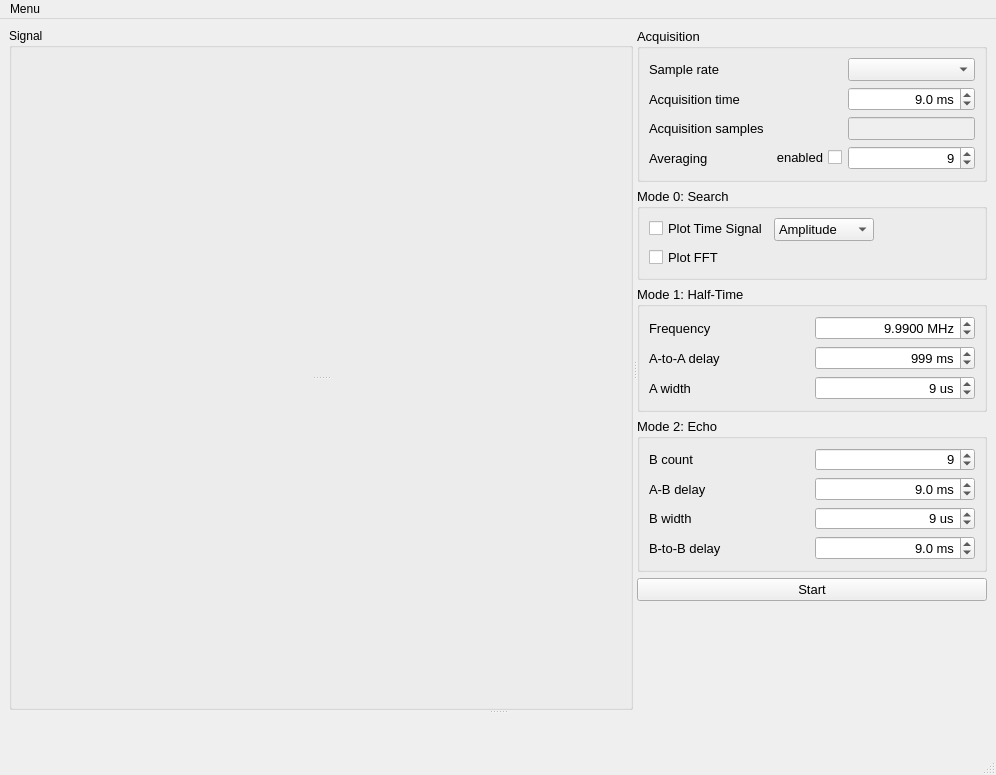
knifter/pulsednmr, file NMRClient/mainwindow.ui: the form before one commit.
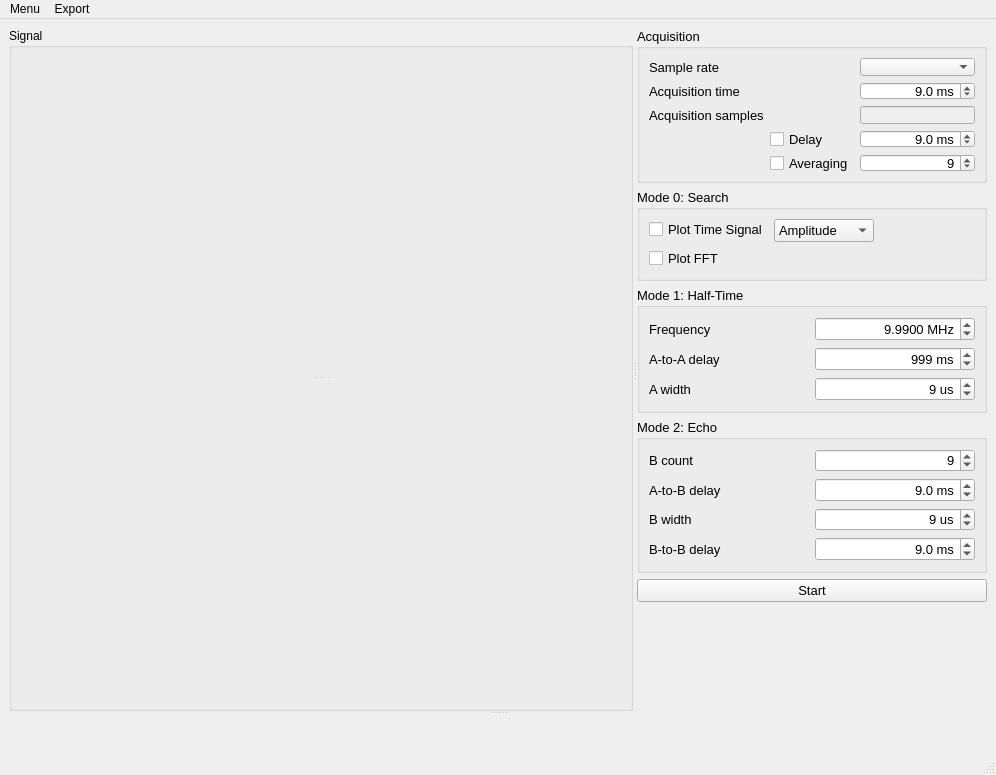
The form after the commit. Custom widgets are drawn as their Qt base class.

Commit message: [ADD] Acquisition Delay [ADD] keep-alive command implemented (not used) [FIX] Removed \n at end of log lines [CHG] CamelCase method names in Plotwidgets [DEL] Removed mode_1,2,3 in mainwindow.py [ADD] Implemented Disconnect and fixed retry connecting [FIX] Lots of fixes in PlotWidgets, methods, calculators, rescale, Q-data [FIX] HDL: negative sine - > sine in Rx

```diff
--- a/NMRClient/mainwindow.ui
+++ b/NMRClient/mainwindow.ui
@@ -34,9 +34,39 @@
         <property name="title">
          <string>Signal</string>
         </property>
+        <property name="flat">
+         <bool>false</bool>
+        </property>
+        <property name="checkable">
+         <bool>false</bool>
+        </property>
         <layout class="QVBoxLayout" name="verticalLayout">
+         <property name="spacing">
+          <number>2</number>
+         </property>
+         <property name="leftMargin">
+          <number>0</number>
+         </property>
+         <property name="topMargin">
+          <number>0</number>
+         </property>
+         <property name="rightMargin">
+          <number>0</number>
+         </property>
+         <property name="bottomMargin">
+          <number>0</number>
+         </property>
          <item>
           <widget class="QSplitter" name="splitter">
+           <property name="frameShape">
+            <enum>QFrame::NoFrame</enum>
+           </property>
+           <property name="frameShadow">
+            <enum>QFrame::Plain</enum>
+           </property>
+           <property name="lineWidth">
+            <number>0</number>
+           </property>
            <property name="orientation">
             <enum>Qt::Vertical</enum>
            </property>
@@ -122,13 +152,6 @@
             <item row="1" column="2">
              <widget class="QComboBox" name="rateValue"/>
             </item>
-            <item row="5" column="0">
-             <widget class="QLabel" name="rxSamplesLabel">
-              <property name="text">
-               <string>Acquisition samples</string>
-              </property>
-             </widget>
-            </item>
             <item row="1" column="0" colspan="2">
              <widget class="QLabel" name="rateLabel">
               <property name="text">
@@ -136,7 +159,7 @@
               </property>
              </widget>
             </item>
-            <item row="6" column="2">
+            <item row="8" column="2">
              <widget class="QDoubleSpinBox" name="averageValue">
               <property name="alignment">
                <set>Qt::AlignRight|Qt::AlignTrailing|Qt::AlignVCenter</set>
@@ -164,20 +187,10 @@
               </property>
              </widget>
             </item>
-            <item row="6" column="0">
-             <widget class="QLabel" name="averageLabel">
+            <item row="5" column="0">
+             <widget class="QLabel" name="rxSamplesLabel">
               <property name="text">
-               <string>Averaging</string>
-              </property>
-             </widget>
-            </item>
-            <item row="6" column="1">
-             <widget class="QCheckBox" name="averageCheck">
-              <property name="layoutDirection">
-               <enum>Qt::RightToLeft</enum>
-              </property>
-              <property name="text">
-               <string>enabled</string>
+               <string>Acquisition samples</string>
               </property>
              </widget>
             </item>
@@ -222,6 +235,48 @@
               </property>
              </widget>
             </item>
+            <item row="6" column="2">
+             <widget class="QDoubleSpinBox" name="rxDelayValue">
+              <property name="alignment">
+               <set>Qt::AlignRight|Qt::AlignTrailing|Qt::AlignVCenter</set>
+              </property>
+              <property name="suffix">
+               <string> ms</string>
+              </property>
+              <property name="decimals">
+               <number>1</number>
+              </property>
+              <property name="maximum">
+               <double>5000.000000000000000</double>
+              </property>
+              <property name="singleStep">
+               <double>0.100000000000000</double>
+              </property>
+              <property name="value">
+               <double>9.000000000000000</double>
+              </property>
+             </widget>
+            </item>
+            <item row="8" column="1">
+             <widget class="QCheckBox" name="averageCheck">
+              <property name="layoutDirection">
+               <enum>Qt::LeftToRight</enum>
+              </property>
+              <property name="text">
+               <string>Averaging</string>
+              </property>
+             </widget>
+            </item>
+            <item row="6" column="1">
+             <widget class="QCheckBox" name="rxDelayCheck">
+              <property name="layoutDirection">
+               <enum>Qt::LeftToRight</enum>
+              </property>
+              <property name="text">
+               <string>Delay</string>
+              </property>
+             </widget>
+            </item>
            </layout>
           </widget>
          </item>
@@ -265,7 +320,7 @@
               </item>
               <item>
                <property name="text">
-                <string>I+Q</string>
+                <string>Q-Phase</string>
                </property>
               </item>
              </widget>
@@ -397,7 +452,7 @@
             <item row="2" column="0">
              <widget class="QLabel" name="abdelayLabel">
               <property name="text">
-               <string>A-B delay</string>
+               <string>A-to-B delay</string>
               </property>
              </widget>
             </item>
@@ -567,10 +622,19 @@
      <string>Menu</string>
     </property>
     <addaction name="menuConnect"/>
+    <addaction name="actionDisconnect"/>
     <addaction name="separator"/>
     <addaction name="menuExit"/>
    </widget>
+   <widget class="QMenu" name="menuExport">
+    <property name="title">
+     <string>Export</string>
+    </property>
+    <addaction name="actionExportTimeData"/>
+    <addaction name="actionExportFreqData"/>
+   </widget>
    <addaction name="menuFile"/>
+   <addaction name="menuExport"/>
   </widget>
   <widget class="QStatusBar" name="statusBar"/>
   <action name="menuExit">
@@ -583,6 +647,21 @@
     <string>Connect..</string>
    </property>
   </action>
+  <action name="actionDisconnect">
+   <property name="text">
+    <string>Disconnect</string>
+   </property>
+  </action>
+  <action name="actionExportTimeData">
+   <property name="text">
+    <string>Export Time Data</string>
+   </property>
+  </action>
+  <action name="actionExportFreqData">
+   <property name="text">
+    <string>Export Frequency Data</string>
+   </property>
+  </action>
  </widget>
  <customwidgets>
   <customwidget>
```
The commit also changes 14 other files.
